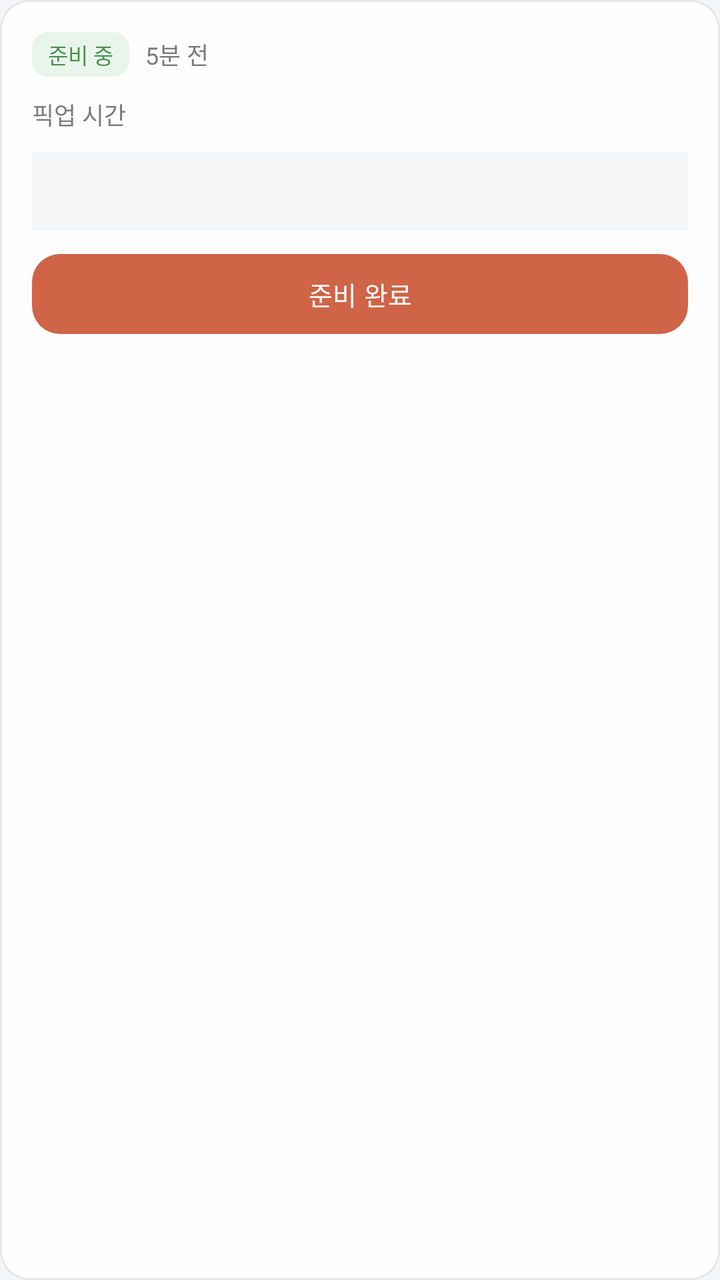
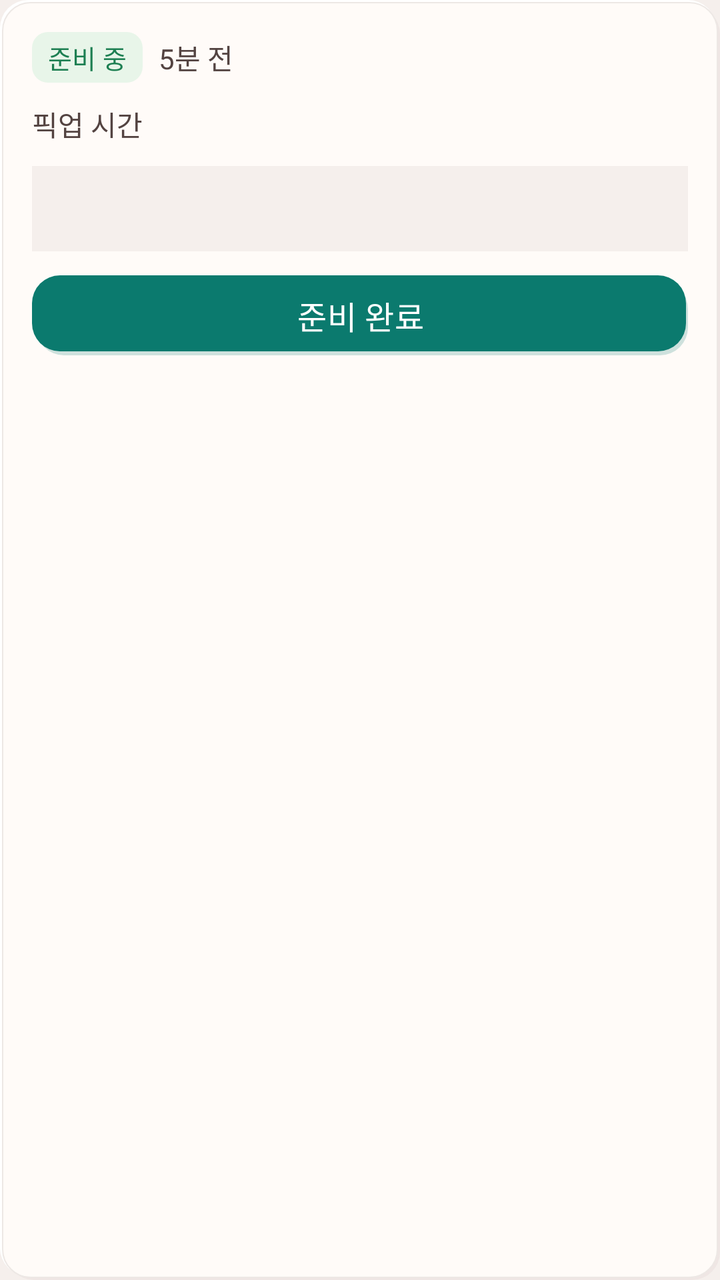

Screens rendered from an Android XML layout before and after an edit, with the pre-edit source and the edit as a unified diff.
<!-- AndroidManifest.xml: application theme Theme.Deuktemsiru_seller -->
<!-- res/layout/item_order_preparing.xml -->
<?xml version="1.0" encoding="utf-8"?>

<LinearLayout
    xmlns:android="http://schemas.android.com/apk/res/android"
    android:layout_width="match_parent"
    android:layout_height="wrap_content"
    android:orientation="vertical"
    android:background="@drawable/bg_card_white"
    android:padding="16dp"
    android:layout_marginBottom="10dp"
    android:alpha="0.85">

    
    <LinearLayout
        android:layout_width="match_parent"
        android:layout_height="wrap_content"
        android:orientation="horizontal"
        android:gravity="center_vertical">

        <TextView
            android:layout_width="wrap_content"
            android:layout_height="wrap_content"
            android:text="준비 중"
            android:textSize="11sp"
            android:textColor="@color/success"
            android:fontFamily="sans-serif-medium"
            android:background="@drawable/bg_rounded_success_light"
            android:paddingStart="8dp"
            android:paddingEnd="8dp"
            android:paddingTop="3dp"
            android:paddingBottom="3dp" />

        <TextView
            android:id="@+id/tv_elapsed_time"
            android:layout_width="0dp"
            android:layout_height="wrap_content"
            android:layout_weight="1"
            android:text="5분 전"
            android:textSize="12sp"
            android:textColor="@color/text_sub"
            android:layout_marginStart="8dp" />

        <TextView
            android:id="@+id/tv_order_number"
            android:layout_width="wrap_content"
            android:layout_height="wrap_content"
            android:text=""
            android:textSize="12sp"
            android:textColor="@color/text_sub"
            android:fontFamily="monospace" />

    </LinearLayout>

    
    <LinearLayout
        android:layout_width="wrap_content"
        android:layout_height="wrap_content"
        android:orientation="horizontal"
        android:gravity="center_vertical"
        android:layout_marginTop="10dp">

        <TextView
            android:layout_width="wrap_content"
            android:layout_height="wrap_content"
            android:text="픽업 시간  "
            android:textSize="12sp"
            android:textColor="@color/text_sub" />

        <TextView
            android:id="@+id/tv_pickup_time"
            android:layout_width="wrap_content"
            android:layout_height="wrap_content"
            android:text=""
            android:textSize="13sp"
            android:textColor="@color/text"
            android:fontFamily="sans-serif-medium" />

    </LinearLayout>

    
    <LinearLayout
        android:layout_width="match_parent"
        android:layout_height="wrap_content"
        android:orientation="horizontal"
        android:gravity="center_vertical"
        android:background="@color/surface"
        android:padding="10dp"
        android:layout_marginTop="10dp">

        <TextView
            android:id="@+id/tv_menu_summary"
            android:layout_width="0dp"
            android:layout_height="wrap_content"
            android:layout_weight="1"
            android:text=""
            android:textSize="13sp"
            android:textColor="@color/text" />

        <TextView
            android:id="@+id/tv_total_amount"
            android:layout_width="wrap_content"
            android:layout_height="wrap_content"
            android:text=""
            android:textSize="14sp"
            android:textColor="@color/text"
            android:fontFamily="sans-serif-medium" />

    </LinearLayout>

    
    <Button
        android:id="@+id/btn_ready"
        android:layout_width="match_parent"
        android:layout_height="40dp"
        android:text="준비 완료"
        android:textSize="13sp"
        android:textColor="@color/white"
        android:fontFamily="sans-serif-medium"
        android:background="@drawable/bg_button_dark"
        android:backgroundTint="@null"
        android:layout_marginTop="12dp"
        android:insetTop="0dp"
        android:insetBottom="0dp"
        android:stateListAnimator="@null" />

</LinearLayout>
<!-- resources referenced by this layout -->
<resources>
  <color name="success">#FF2E7D32</color>
  <color name="surface">#FFF4F5F7</color>
  <color name="text">#FF1A1A1A</color>
  <color name="text_sub">#FF666666</color>
  <color name="white">#FFFFFFFF</color>
  <!-- drawable bg_button_dark (drawable) -->
  <?xml version="1.0" encoding="utf-8"?>
  
  <shape xmlns:android="http://schemas.android.com/apk/res/android"
      android:shape="rectangle">
      <solid android:color="#1A1A1A" />
      <corners android:radius="14dp" />
  </shape>
  <!-- drawable bg_card_white (drawable) -->
  <?xml version="1.0" encoding="utf-8"?>
  
  <shape xmlns:android="http://schemas.android.com/apk/res/android"
      android:shape="rectangle">
      <solid android:color="#FFFFFF" />
      <stroke android:width="1dp" android:color="#E5E5E5" />
      <corners android:radius="14dp" />
  </shape>
  <!-- drawable bg_rounded_success_light (drawable) -->
  <?xml version="1.0" encoding="utf-8"?>
  
  <shape xmlns:android="http://schemas.android.com/apk/res/android"
      android:shape="rectangle">
      <solid android:color="#E8F5E9" />
      <corners android:radius="8dp" />
  </shape>
  <style name="Theme.Deuktemsiru_seller" parent="Base.Theme.Deuktemsiru_seller" />
  <style name="Base.Theme.Deuktemsiru_seller" parent="Theme.Material3.Light.NoActionBar">
          <item name="colorPrimary">@color/primary</item>
          <item name="colorPrimaryVariant">@color/primary_dark</item>
          <item name="colorOnPrimary">@color/white</item>
          <item name="colorSurface">@color/surface</item>
          <item name="android:colorBackground">@color/surface</item>
          <item name="android:fontFamily">sans-serif</item>
          <item name="bottomNavigationStyle">@style/Widget.App.BottomNav</item>
      </style>
  <color name="primary">#FFC94B28</color>
  <color name="primary_dark">#FF8A2F19</color>
  <style name="Widget.App.BottomNav" parent="Widget.Material3.BottomNavigationView">
          <item name="itemIconTint">@color/bottom_nav_color</item>
          <item name="itemTextColor">@color/bottom_nav_color</item>
          <item name="itemActiveIndicatorStyle">@style/Widget.App.ActiveIndicator</item>
      </style>
  <style name="Widget.App.ActiveIndicator" parent="Widget.Material3.BottomNavigationView.ActiveIndicator">
          <item name="android:color">@color/primary_light</item>
      </style>
  <color name="primary_light">#FFFFE7DE</color>
</resources>

<!-- the commit's change to res/layout/item_order_preparing.xml (unified diff, before → after) -->
@@ -5,10 +5,9 @@
     android:layout_width="match_parent"
     android:layout_height="wrap_content"
     android:orientation="vertical"
-    android:background="@drawable/bg_card_white"
+    android:background="@drawable/bg_card_flat"
     android:padding="16dp"
-    android:layout_marginBottom="10dp"
-    android:alpha="0.85">
+    android:layout_marginBottom="10dp">
 
     
     <LinearLayout
@@ -21,7 +20,7 @@
             android:layout_width="wrap_content"
             android:layout_height="wrap_content"
             android:text="준비 중"
-            android:textSize="11sp"
+            android:textSize="13sp"
             android:textColor="@color/success"
             android:fontFamily="sans-serif-medium"
             android:background="@drawable/bg_rounded_success_light"
@@ -36,7 +35,7 @@
             android:layout_height="wrap_content"
             android:layout_weight="1"
             android:text="5분 전"
-            android:textSize="12sp"
+            android:textSize="14sp"
             android:textColor="@color/text_sub"
             android:layout_marginStart="8dp" />
 
@@ -45,7 +44,7 @@
             android:layout_width="wrap_content"
             android:layout_height="wrap_content"
             android:text=""
-            android:textSize="12sp"
+            android:textSize="14sp"
             android:textColor="@color/text_sub"
             android:fontFamily="monospace" />
 
@@ -63,7 +62,7 @@
             android:layout_width="wrap_content"
             android:layout_height="wrap_content"
             android:text="픽업 시간  "
-            android:textSize="12sp"
+            android:textSize="14sp"
             android:textColor="@color/text_sub" />
 
         <TextView
@@ -71,7 +70,7 @@
             android:layout_width="wrap_content"
             android:layout_height="wrap_content"
             android:text=""
-            android:textSize="13sp"
+            android:textSize="16sp"
             android:textColor="@color/text"
             android:fontFamily="sans-serif-medium" />
 
@@ -93,7 +92,7 @@
             android:layout_height="wrap_content"
             android:layout_weight="1"
             android:text=""
-            android:textSize="13sp"
+            android:textSize="16sp"
             android:textColor="@color/text" />
 
         <TextView
@@ -101,7 +100,7 @@
             android:layout_width="wrap_content"
             android:layout_height="wrap_content"
             android:text=""
-            android:textSize="14sp"
+            android:textSize="17sp"
             android:textColor="@color/text"
             android:fontFamily="sans-serif-medium" />
 
@@ -113,7 +112,7 @@
         android:layout_width="match_parent"
         android:layout_height="40dp"
         android:text="준비 완료"
-        android:textSize="13sp"
+        android:textSize="16sp"
         android:textColor="@color/white"
         android:fontFamily="sans-serif-medium"
         android:background="@drawable/bg_button_dark"
<!-- resource entries referenced after the edit -->
@@ -1,27 +1,49 @@
 <!-- resources referenced by this layout -->
 <resources>
-  <color name="success">#FF2E7D32</color>
-  <color name="surface">#FFF4F5F7</color>
-  <color name="text">#FF1A1A1A</color>
-  <color name="text_sub">#FF666666</color>
+  <color name="success">#FF1D7F52</color>
+  <color name="surface">#FFF5EFEC</color>
+  <color name="text">#FF1A1110</color>
+  <color name="text_sub">#FF534341</color>
   <color name="white">#FFFFFFFF</color>
   <!-- drawable bg_button_dark (drawable) -->
   <?xml version="1.0" encoding="utf-8"?>
-  
-  <shape xmlns:android="http://schemas.android.com/apk/res/android"
-      android:shape="rectangle">
-      <solid android:color="#1A1A1A" />
-      <corners android:radius="14dp" />
-  </shape>
-  <!-- drawable bg_card_white (drawable) -->
+  <layer-list xmlns:android="http://schemas.android.com/apk/res/android">
+      <item android:left="2dp" android:top="3dp">
+          <shape android:shape="rectangle">
+              <solid android:color="@color/neu_shadow_strong" />
+              <corners android:radius="14dp" />
+          </shape>
+      </item>
+      <item android:right="1dp" android:bottom="2dp">
+          <shape android:shape="rectangle">
+              <solid android:color="@color/text" />
+              <corners android:radius="14dp" />
+          </shape>
+      </item>
+  </layer-list>
+  <!-- drawable bg_card_flat (drawable) -->
   <?xml version="1.0" encoding="utf-8"?>
-  
-  <shape xmlns:android="http://schemas.android.com/apk/res/android"
-      android:shape="rectangle">
-      <solid android:color="#FFFFFF" />
-      <stroke android:width="1dp" android:color="#E5E5E5" />
-      <corners android:radius="14dp" />
-  </shape>
+  <layer-list xmlns:android="http://schemas.android.com/apk/res/android">
+      <item android:left="3dp" android:top="3dp">
+          <shape android:shape="rectangle">
+              <solid android:color="@color/neu_shadow" />
+              <corners android:radius="14dp" />
+          </shape>
+      </item>
+      <item android:right="2dp" android:bottom="2dp">
+          <shape android:shape="rectangle">
+              <solid android:color="@color/neu_highlight" />
+              <corners android:radius="14dp" />
+          </shape>
+      </item>
+      <item android:left="1dp" android:top="1dp" android:right="1dp" android:bottom="1dp">
+          <shape android:shape="rectangle">
+              <solid android:color="@color/surface_alt" />
+              <stroke android:width="0.5dp" android:color="@color/border_light" />
+              <corners android:radius="14dp" />
+          </shape>
+      </item>
+  </layer-list>
   <!-- drawable bg_rounded_success_light (drawable) -->
   <?xml version="1.0" encoding="utf-8"?>
   
@@ -31,6 +53,11 @@
       <corners android:radius="8dp" />
   </shape>
   <style name="Theme.Deuktemsiru_seller" parent="Base.Theme.Deuktemsiru_seller" />
+  <color name="neu_shadow_strong">#33B69C94</color>
+  <color name="neu_shadow">#24C7B3AD</color>
+  <color name="neu_highlight">#FFFFFFFF</color>
+  <color name="surface_alt">#FFFFFBF8</color>
+  <color name="border_light">#FFEDE8E5</color>
   <style name="Base.Theme.Deuktemsiru_seller" parent="Theme.Material3.Light.NoActionBar">
           <item name="colorPrimary">@color/primary</item>
           <item name="colorPrimaryVariant">@color/primary_dark</item>
@@ -38,10 +65,13 @@
           <item name="colorSurface">@color/surface</item>
           <item name="android:colorBackground">@color/surface</item>
           <item name="android:fontFamily">sans-serif</item>
+          <item name="android:navigationBarColor">@color/surface_alt</item>
+          <item name="android:statusBarColor" tools:targetApi="l">@color/surface_alt</item>
+          <item name="android:windowLightStatusBar" tools:targetApi="m">true</item>
           <item name="bottomNavigationStyle">@style/Widget.App.BottomNav</item>
       </style>
-  <color name="primary">#FFC94B28</color>
-  <color name="primary_dark">#FF8A2F19</color>
+  <color name="primary">#0B7A6E</color>
+  <color name="primary_dark">#065950</color>
   <style name="Widget.App.BottomNav" parent="Widget.Material3.BottomNavigationView">
           <item name="itemIconTint">@color/bottom_nav_color</item>
           <item name="itemTextColor">@color/bottom_nav_color</item>
@@ -50,6 +80,6 @@
   <style name="Widget.App.ActiveIndicator" parent="Widget.Material3.BottomNavigationView.ActiveIndicator">
           <item name="android:color">@color/primary_light</item>
       </style>
-  <color name="primary_light">#FFFFE7DE</color>
+  <color name="primary_light">#C8EDEA</color>
 </resources>
 
